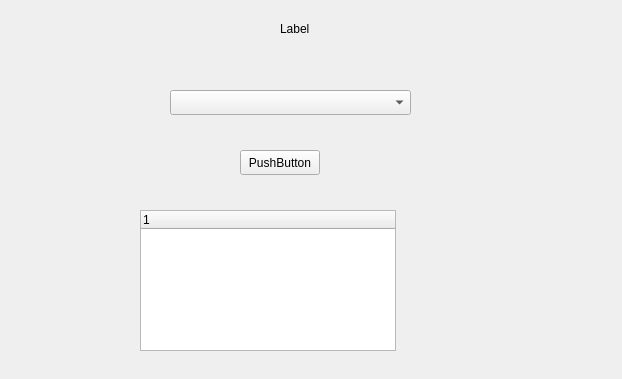
First picture: the form in ui/form.ui, repository vazerick/controle_gastos, before the edit.
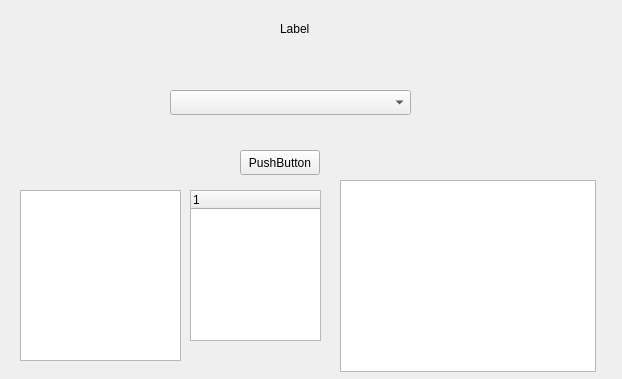
Second picture: the form after the edit.

```diff
--- a/ui/form.ui
+++ b/ui/form.ui
@@ -55,13 +55,23 @@
     </rect>
    </property>
   </widget>
+  <widget class="QListWidget" name="listWidget">
+   <property name="geometry">
+    <rect>
+     <x>20</x>
+     <y>190</y>
+     <width>161</width>
+     <height>171</height>
+    </rect>
+   </property>
+  </widget>
   <widget class="QTreeWidget" name="treeWidget">
    <property name="geometry">
     <rect>
-     <x>140</x>
-     <y>210</y>
-     <width>256</width>
-     <height>141</height>
+     <x>190</x>
+     <y>190</y>
+     <width>131</width>
+     <height>151</height>
     </rect>
    </property>
    <column>
@@ -70,6 +80,16 @@
     </property>
    </column>
   </widget>
+  <widget class="QTableWidget" name="tableWidget">
+   <property name="geometry">
+    <rect>
+     <x>340</x>
+     <y>180</y>
+     <width>256</width>
+     <height>192</height>
+    </rect>
+   </property>
+  </widget>
  </widget>
  <resources/>
  <connections/>
```
